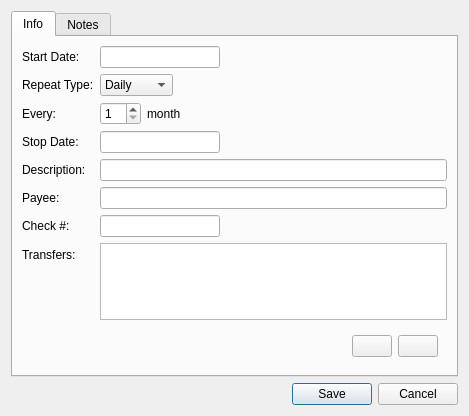
First picture: the form in qt/ui/schedule_panel.ui, repository Mouchnino/moneyguru, before the edit.
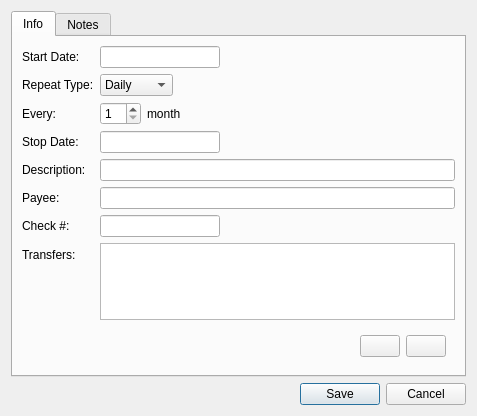
Second picture: the form after the edit. Icons and pictures are not drawn. Custom widgets are drawn as their Qt base class.

Commit message: Qt: A few UI tweaks (pref panel was borked, and I also made sure the split table in txn/sched panels had always enough space, regardless of the language).

Diff of the .ui file:
```diff
--- a/qt/ui/schedule_panel.ui
+++ b/qt/ui/schedule_panel.ui
@@ -171,6 +171,12 @@
        </item>
        <item row="7" column="1">
         <widget class="TableView" name="splitTableView">
+         <property name="minimumSize">
+          <size>
+           <width>355</width>
+           <height>0</height>
+          </size>
+         </property>
          <property name="acceptDrops">
           <bool>true</bool>
          </property>
```
The commit also changes 2 other files.
